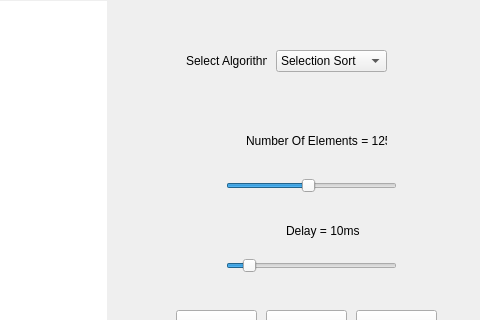
Qt form Visualizer/sortwidget.ui (sauzzon/Visualization) before a commit; both pictures show x 894 to 1374 and y 0 to 320 of the 1374 by 720 pixel window.
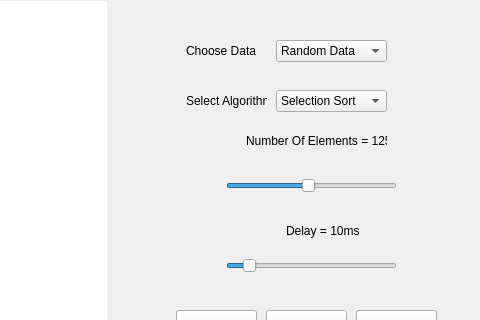
The same form after that commit.

Commit message: Seperate combobox for seperate datas.

Diff of the .ui file:
```diff
--- a/Visualizer/sortwidget.ui
+++ b/Visualizer/sortwidget.ui
@@ -172,11 +172,14 @@
    <property name="geometry">
     <rect>
      <x>1170</x>
-     <y>50</y>
+     <y>90</y>
      <width>111</width>
      <height>22</height>
     </rect>
    </property>
+   <property name="currentIndex">
+    <number>0</number>
+   </property>
    <item>
     <property name="text">
      <string>Selection Sort</string>
@@ -197,7 +200,7 @@
    <property name="geometry">
     <rect>
      <x>1080</x>
-     <y>50</y>
+     <y>90</y>
      <width>81</width>
      <height>21</height>
     </rect>
@@ -219,6 +222,42 @@
     <string>Quit</string>
    </property>
   </widget>
+  <widget class="QLabel" name="label_3">
+   <property name="geometry">
+    <rect>
+     <x>1080</x>
+     <y>40</y>
+     <width>81</width>
+     <height>21</height>
+    </rect>
+   </property>
+   <property name="text">
+    <string>Choose Data</string>
+   </property>
+  </widget>
+  <widget class="QComboBox" name="chooseData">
+   <property name="geometry">
+    <rect>
+     <x>1170</x>
+     <y>40</y>
+     <width>111</width>
+     <height>22</height>
+    </rect>
+   </property>
+   <property name="currentIndex">
+    <number>0</number>
+   </property>
+   <item>
+    <property name="text">
+     <string>Random Data</string>
+    </property>
+   </item>
+   <item>
+    <property name="text">
+     <string>Fantasy</string>
+    </property>
+   </item>
+  </widget>
  </widget>
  <resources/>
  <connections/>
```
The commit also changes 10 other files.
